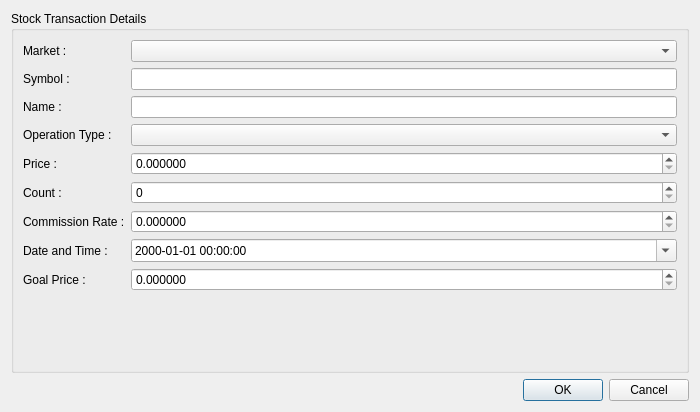
ukll/investpor, file UIFiles/stockdialog.ui: the form before one commit.
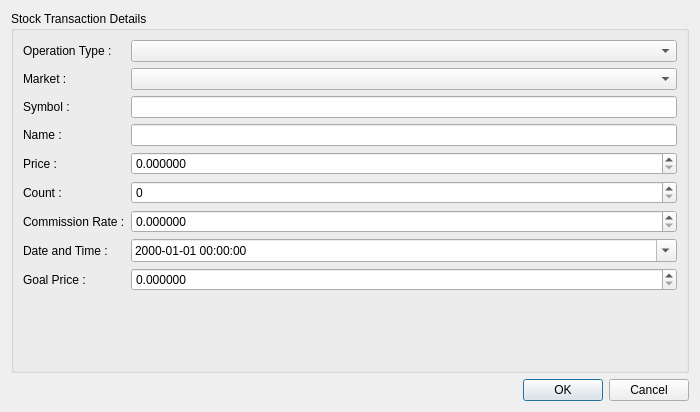
The form after the commit.

Commit message: Rearranges dialogs' form elements

```diff
--- a/UIFiles/stockdialog.ui
+++ b/UIFiles/stockdialog.ui
@@ -26,7 +26,7 @@
       <string>Stock Transaction Details</string>
      </property>
      <layout class="QFormLayout" name="formLayout">
-      <item row="0" column="0">
+      <item row="1" column="0">
        <widget class="QLabel" name="lblMarket">
         <property name="text">
          <string>Market :</string>
@@ -36,10 +36,10 @@
         </property>
        </widget>
       </item>
-      <item row="0" column="1">
+      <item row="1" column="1">
        <widget class="QComboBox" name="cbMarket"/>
       </item>
-      <item row="1" column="0">
+      <item row="2" column="0">
        <widget class="QLabel" name="lblSymbol">
         <property name="text">
          <string>Symbol :</string>
@@ -49,7 +49,7 @@
         </property>
        </widget>
       </item>
-      <item row="1" column="1">
+      <item row="2" column="1">
        <widget class="QLineEdit" name="leSymbol">
         <property name="maxLength">
          <number>7</number>
@@ -59,7 +59,7 @@
         </property>
        </widget>
       </item>
-      <item row="2" column="0">
+      <item row="3" column="0">
        <widget class="QLabel" name="lblName">
         <property name="text">
          <string>Name :</string>
@@ -69,7 +69,7 @@
         </property>
        </widget>
       </item>
-      <item row="2" column="1">
+      <item row="3" column="1">
        <widget class="QLineEdit" name="leName">
         <property name="maxLength">
          <number>100</number>
@@ -79,20 +79,7 @@
         </property>
        </widget>
       </item>
-      <item row="3" column="0">
-       <widget class="QLabel" name="lblOperationType">
-        <property name="text">
-         <string>Operation Type :</string>
-        </property>
-        <property name="buddy">
-         <cstring>cbOperationType</cstring>
-        </property>
-       </widget>
-      </item>
-      <item row="3" column="1">
-       <widget class="QComboBox" name="cbOperationType"/>
-      </item>
-      <item row="4" column="0">
+      <item row="5" column="0">
        <widget class="QLabel" name="lblPrice">
         <property name="text">
          <string>Price :</string>
@@ -102,7 +89,7 @@
         </property>
        </widget>
       </item>
-      <item row="4" column="1">
+      <item row="5" column="1">
        <widget class="QDoubleSpinBox" name="dsbPrice">
         <property name="prefix">
          <string/>
@@ -115,7 +102,7 @@
         </property>
        </widget>
       </item>
-      <item row="5" column="0">
+      <item row="6" column="0">
        <widget class="QLabel" name="lblCount">
         <property name="text">
          <string>Count :</string>
@@ -125,14 +112,14 @@
         </property>
        </widget>
       </item>
-      <item row="5" column="1">
+      <item row="6" column="1">
        <widget class="QSpinBox" name="sbCount">
         <property name="maximum">
          <number>1000000000</number>
         </property>
        </widget>
       </item>
-      <item row="6" column="0">
+      <item row="7" column="0">
        <widget class="QLabel" name="lblCommissionRate">
         <property name="text">
          <string>Commission Rate :</string>
@@ -142,7 +129,7 @@
         </property>
        </widget>
       </item>
-      <item row="6" column="1">
+      <item row="7" column="1">
        <widget class="QDoubleSpinBox" name="dsbCommissionRate">
         <property name="decimals">
          <number>6</number>
@@ -152,7 +139,7 @@
         </property>
        </widget>
       </item>
-      <item row="7" column="0">
+      <item row="8" column="0">
        <widget class="QLabel" name="lblDateTime">
         <property name="text">
          <string>Date and Time :</string>
@@ -162,7 +149,7 @@
         </property>
        </widget>
       </item>
-      <item row="7" column="1">
+      <item row="8" column="1">
        <widget class="QDateTimeEdit" name="dteDateTime">
         <property name="date">
          <date>
@@ -193,7 +180,7 @@
         </property>
        </widget>
       </item>
-      <item row="8" column="0">
+      <item row="9" column="0">
        <widget class="QLabel" name="lblGoalPrice">
         <property name="text">
          <string>Goal Price :</string>
@@ -203,7 +190,7 @@
         </property>
        </widget>
       </item>
-      <item row="8" column="1">
+      <item row="9" column="1">
        <widget class="QDoubleSpinBox" name="dsbGoalPrice">
         <property name="decimals">
          <number>6</number>
@@ -213,6 +200,19 @@
         </property>
        </widget>
       </item>
+      <item row="0" column="0">
+       <widget class="QLabel" name="lblOperationType">
+        <property name="text">
+         <string>Operation Type :</string>
+        </property>
+        <property name="buddy">
+         <cstring>cbOperationType</cstring>
+        </property>
+       </widget>
+      </item>
+      <item row="0" column="1">
+       <widget class="QComboBox" name="cbOperationType"/>
+      </item>
      </layout>
     </widget>
    </item>
```
The commit also changes 5 other files.
